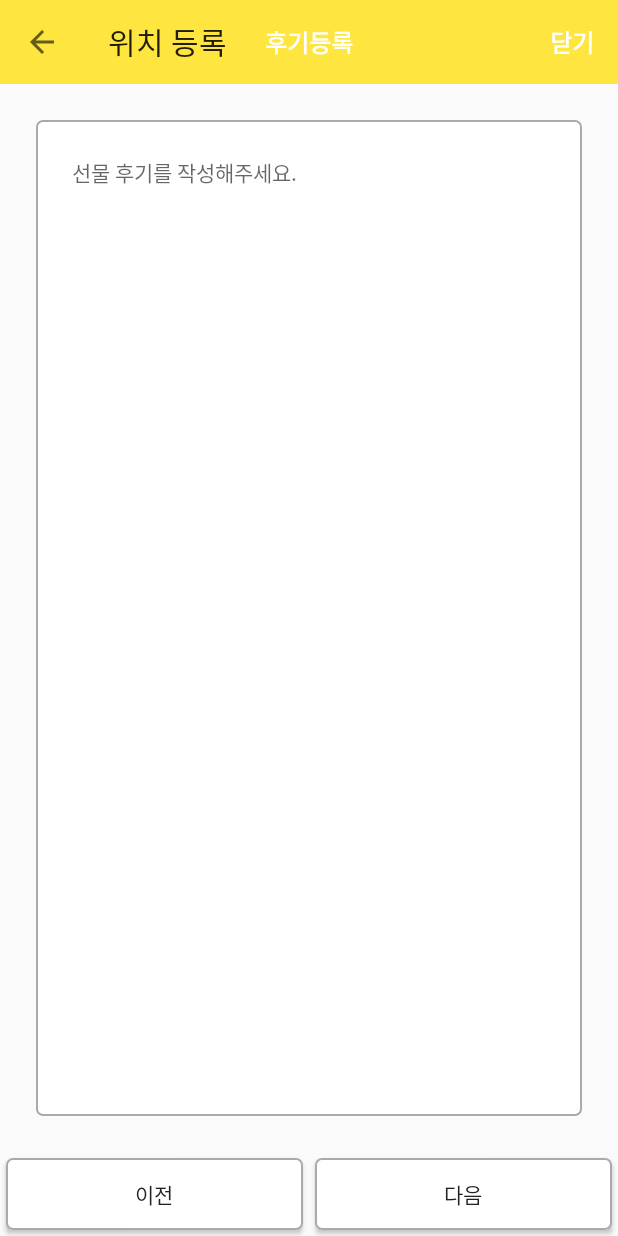
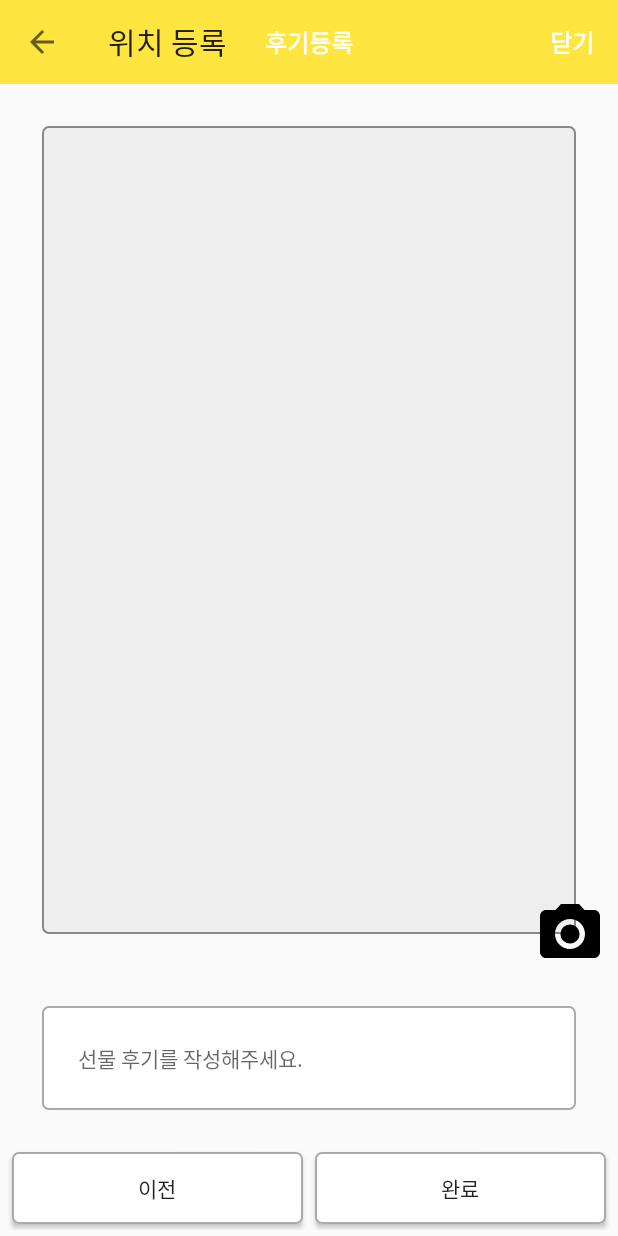
Before and after one commit to aralaa/MyType, an Android app: the ReviewReceiverInfoFragment screen opened directly, with no data from a screen before it, after a tap on "다음", on a phone screen of 412 x 824 dp. Run offline under Robolectric (Android 15) with nearby library versions, the phone set to English and light mode, and no system bars; our stand-ins replace Firebase (no records; nobody signed in at launch, a user with empty details on screens opened directly); pictures from the network do not load; 1 other tap on this screen came first.

Commit message:
현경 commit: 파이어베이스 사진,글올리기 완료(파이어베이스 실시간 DB에 쌓임)             후기등록에서 해쉬태그없애고 사진등록과 글등록 같은 곳에 배치

```diff
--- a/app/build.gradle
+++ b/app/build.gradle
@@ -51,5 +51,6 @@ dependencies {
     implementation 'net.danlew:android.joda:2.9.0'
     implementation 'com.google.code.gson:gson:2.5'
     implementation 'com.google.firebase:firebase-storage:11.6.2'
+    implementation 'com.google.firebase:firebase-database:11.6.2'
 }
 apply plugin: 'com.google.gms.google-services'
--- a/app/src/main/java/com/example/manito15/mytype/fragment/ReviewPhotoFragment.java
+++ b/app/src/main/java/com/example/manito15/mytype/fragment/ReviewPhotoFragment.java
@@ -5,9 +5,7 @@ import android.app.Activity;
 import android.content.CursorLoader;
 import android.content.Intent;
 import android.database.Cursor;
-import android.media.Image;
 import android.net.Uri;
-import android.os.Build;
 import android.os.Bundle;
 import android.provider.MediaStore;
 import android.support.annotation.NonNull;
@@ -18,6 +16,7 @@ import android.view.LayoutInflater;
 import android.view.View;
 import android.view.ViewGroup;
 import android.widget.Button;
+import android.widget.EditText;
 import android.widget.ImageView;
 
 import com.example.manito15.mytype.MainActivity;
@@ -26,6 +25,7 @@ import com.example.manito15.mytype.lib.GoLib;
 import com.google.android.gms.tasks.OnFailureListener;
 import com.google.android.gms.tasks.OnSuccessListener;
 import com.google.firebase.auth.FirebaseAuth;
+import com.google.firebase.database.FirebaseDatabase;
 import com.google.firebase.storage.FirebaseStorage;
 import com.google.firebase.storage.StorageReference;
 import com.google.firebase.storage.UploadTask;
@@ -40,8 +40,14 @@ public class ReviewPhotoFragment extends Fragment implements View.OnClickListene
     private static final int GALLERY_CODE = 10;
     private final String TAG = this.getClass().getSimpleName();
     Activity context;
+
     private FirebaseAuth auth;
     private FirebaseStorage storage;
+    private FirebaseDatabase database;
+    private String imagePath;
+    private ImageView gift_image;
+    private EditText edt_review_write;
+
     View v;
 
     public ReviewPhotoFragment() {
@@ -58,7 +64,7 @@ public class ReviewPhotoFragment extends Fragment implements View.OnClickListene
 
         auth = FirebaseAuth.getInstance();
         storage = FirebaseStorage.getInstance();
-
+        database = FirebaseDatabase.getInstance();
 
         return v;
     }
@@ -71,9 +77,13 @@ public class ReviewPhotoFragment extends Fragment implements View.OnClickListene
         Button btn_complete = (Button) v.findViewById(R.id.btn_complete);
         Button btn_camera=(Button) v.findViewById(R.id.btn_camera);
 
+        gift_image = (ImageView)v.findViewById(R.id.gift_image);
+        edt_review_write = (EditText)v.findViewById(R.id.edt_review_write);
         btn_prev.setOnClickListener(this);
         btn_complete.setOnClickListener(this);
         btn_camera.setOnClickListener(this);
+
+
     }
 
     @Override
@@ -84,13 +94,13 @@ public class ReviewPhotoFragment extends Fragment implements View.OnClickListene
                 GoLib.getInstance().goBackFragment(((AppCompatActivity)getActivity()).getSupportFragmentManager());
                 break;
             case R.id.btn_complete:
+                upload(imagePath);
                 intent = new Intent(((AppCompatActivity)getActivity()).getApplicationContext(), MainActivity.class);
                 startActivity(intent);
                 break;
             case R.id.btn_camera:
                 intent = new Intent(Intent.ACTION_PICK);
                 intent.setType(MediaStore.Images.Media.CONTENT_TYPE);
-
                 startActivityForResult(intent,GALLERY_CODE);
                 break;
 
@@ -114,9 +124,20 @@ public class ReviewPhotoFragment extends Fragment implements View.OnClickListene
     public void onActivityResult(int requestCode, int resultCode, Intent data) {
         if(requestCode == GALLERY_CODE) {
 
+
+            imagePath = getPath(data.getData());
+            File f = new File(imagePath);
+            gift_image.setImageURI(Uri.fromFile(f));
+
+
+
+        }
+    }
+    private void upload(String uri){
         StorageReference storageRef = storage.getReferenceFromUrl("gs://mytype-3bcda.appspot.com");
 
-            Uri file = Uri.fromFile(new File(getPath(data.getData())));
+
+        Uri file = Uri.fromFile(new File(uri));
         StorageReference riversRef = storageRef.child("images/"+file.getLastPathSegment());
         UploadTask uploadTask = riversRef.putFile(file);
 
@@ -130,13 +151,20 @@ public class ReviewPhotoFragment extends Fragment implements View.OnClickListene
             @Override
             public void onSuccess(UploadTask.TaskSnapshot taskSnapshot) {
                 // taskSnapshot.getMetadata() contains file metadata such as size, content-type, and download URL.
-                    //Uri downloadUrl = taskSnapshot.getDownloadUrl();
+                @SuppressWarnings("VisibleForTests")
+                Uri downloadUrl = taskSnapshot.getDownloadUrl();
+
+                ImageDTO imageDTO = new ImageDTO();
+                imageDTO.imageUrl = downloadUrl.toString();
+                imageDTO.edt_review_write = edt_review_write.getText().toString();
+                imageDTO.uid = auth.getCurrentUser().getUid();
+                imageDTO.userId = auth.getCurrentUser().getEmail();
+
+                database.getReference().child("images").push().setValue(imageDTO);
+
+
             }
         });
 
-
-
-
     }
 }
-}
--- a/app/src/main/java/com/example/manito15/mytype/fragment/ReviewReceiverInfoFragment.java
+++ b/app/src/main/java/com/example/manito15/mytype/fragment/ReviewReceiverInfoFragment.java
@@ -65,7 +65,7 @@ public class ReviewReceiverInfoFragment extends Fragment implements View.OnClick
 
         switch (v.getId()){
             case R.id.btn_info_next:
-                GoLib.getInstance().goFragmentBack(((AppCompatActivity)getActivity()).getSupportFragmentManager(), R.id.content_main, new ReviewWriteFragment());
+                GoLib.getInstance().goFragmentBack(((AppCompatActivity)getActivity()).getSupportFragmentManager(), R.id.content_main, new ReviewPhotoFragment());
                 break;
             case R.id.select_offline:
                 //map fragment로 가는 것 코딩 필요
--- a/app/src/main/res/layout/fragment_review_photo.xml
+++ b/app/src/main/res/layout/fragment_review_photo.xml
@@ -7,7 +7,7 @@
     <RelativeLayout
         android:layout_width="match_parent"
         android:layout_height="wrap_content"
-        android:layout_above="@+id/edt_hashtag"
+        android:layout_above="@+id/edt_review_write"
         android:layout_gravity="center">
 
         <ImageView
@@ -36,16 +36,17 @@
             />
     </RelativeLayout>
 
+
     <EditText
-        android:id="@+id/edt_hashtag"
+        android:id="@+id/edt_review_write"
         android:layout_width="match_parent"
         android:layout_height="wrap_content"
         android:layout_above="@+id/bottom_layout"
+        android:maxLines="7"
         android:layout_margin="@dimen/spacing_large"
         android:background="@drawable/bg_round"
         android:gravity="top"
-        android:hint="@string/input_review_hashtag"
-        android:lines="7"
+        android:hint="@string/input_gift_review"
         android:padding="@dimen/spacing_large"
         android:textSize="@dimen/text_size_small2" />
 
--- a/app/src/main/res/layout/fragment_review_receiver_info.xml
+++ b/app/src/main/res/layout/fragment_review_receiver_info.xml
@@ -8,6 +8,7 @@
         android:layout_height="wrap_content"
         android:orientation="vertical"
         android:focusable="true"
+        android:padding="@dimen/spacing_medium2"
         android:focusableInTouchMode="true">
 
 
--- a/app/src/main/res/layout/fragment_review_write.xml
+++ b/app/src/main/res/layout/fragment_review_write.xml
@@ -5,17 +5,7 @@
     android:layout_height="match_parent"
     android:orientation="vertical">
 
-    <EditText
-        android:id="@+id/edt_review_write"
-        android:layout_width="match_parent"
-        android:layout_height="0dp"
-        android:layout_weight="1"
-        android:layout_margin="@dimen/spacing_large"
-        android:background="@drawable/bg_round"
-        android:gravity="top"
-        android:hint="@string/input_gift_review"
-        android:padding="@dimen/spacing_large"
-        android:textSize="@dimen/text_size_small2" />
+
 
     <LinearLayout
         android:layout_width="match_parent"
```
Also changed, not shown: app/src/main/java/com/example/manito15/mytype/fragment/ImageDTO.java (added, +13 -0 lines), 1 other file. Lines whose indentation alone changed are shown as unchanged.
